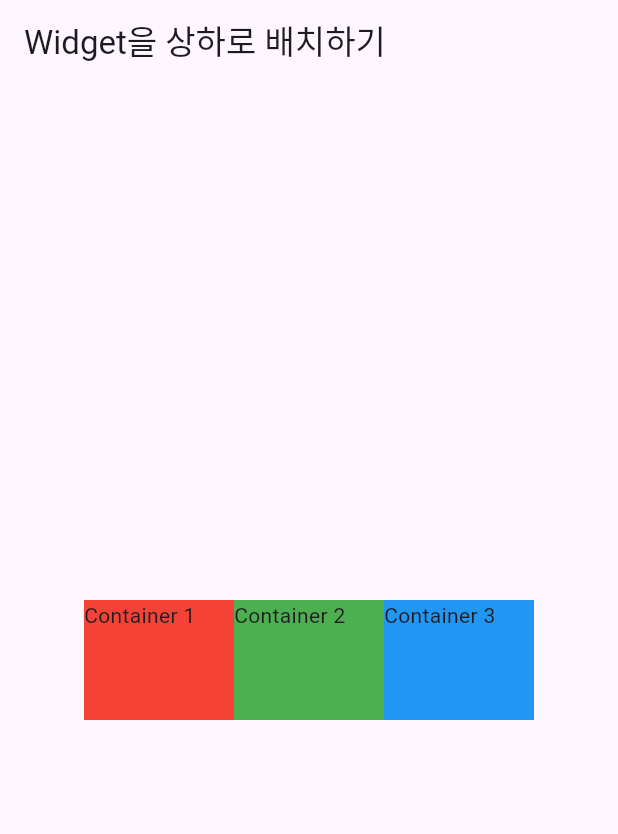
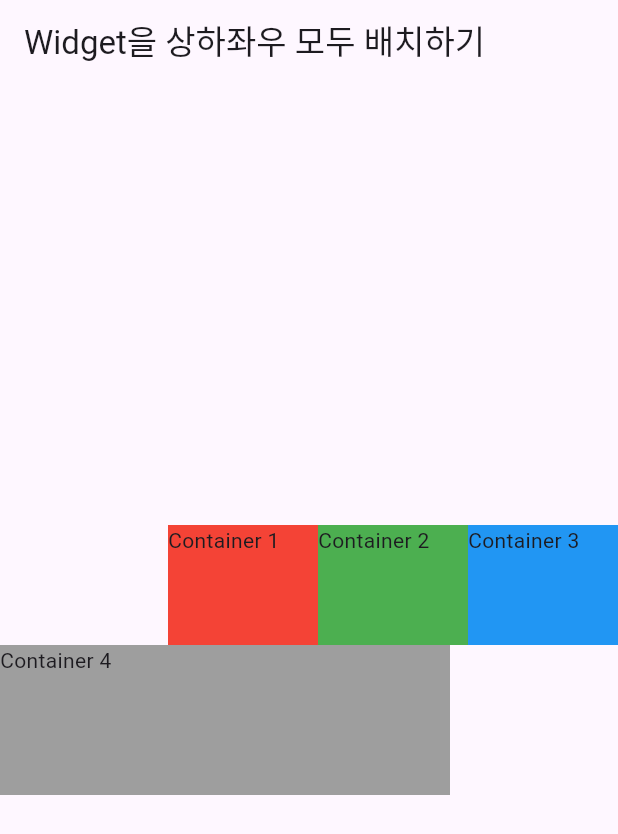
Before and after one commit to HiddenEvent/first_app, a Flutter app: the screen it shows after launch, on a phone screen of 412 x 824 dp. Shown: the top 834 px of the screen. Run offline on Flutter 3.47's test engine with Material 3 defaults, Android fonts, the phone set to English and light mode, and no system bars.

Commit message:
[Colum, Row] 가로 세로 정렬 정리

```diff
--- a/lib/main.dart
+++ b/lib/main.dart
@@ -5,7 +5,7 @@
     MaterialApp(
       home: Scaffold(
         appBar: AppBar(
-          title: Text('Widget을 상하로 배치하기'),
+          title: Text('Widget을 상하좌우 모두 배치하기'),
         ),
         body: Body(),
       ),
@@ -20,17 +20,20 @@
 
   @override
   Widget build(BuildContext context) {
-    return Container(
-      height: double.infinity, // 높이를 최대로 설정
-      child: Row(
-        mainAxisAlignment: MainAxisAlignment.center, // 가로로 중앙에 배치
-        crossAxisAlignment: CrossAxisAlignment.center, // 세로로 중앙에 배치
+    return Column(
+      mainAxisAlignment: MainAxisAlignment.center, // 세로 정렬
+      crossAxisAlignment: CrossAxisAlignment.start, // 가로 정렬
+      children: [
+        Row(
+          mainAxisAlignment: MainAxisAlignment.end, // 가로 정렬
           children: [
             Container(width: 100, height: 80, color: Colors.red, child: Text('Container 1')),
             Container(width: 100, height: 80, color: Colors.green, child: Text('Container 2')),
             Container(width: 100, height: 80, color: Colors.blue, child: Text('Container 3')),
           ],
         ),
+        Container(width: 300, height: 100, color: Colors.grey, child: Text('Container 4')),
+      ],
     );
   }
 }
```
Lines whose indentation alone changed are shown as unchanged.
